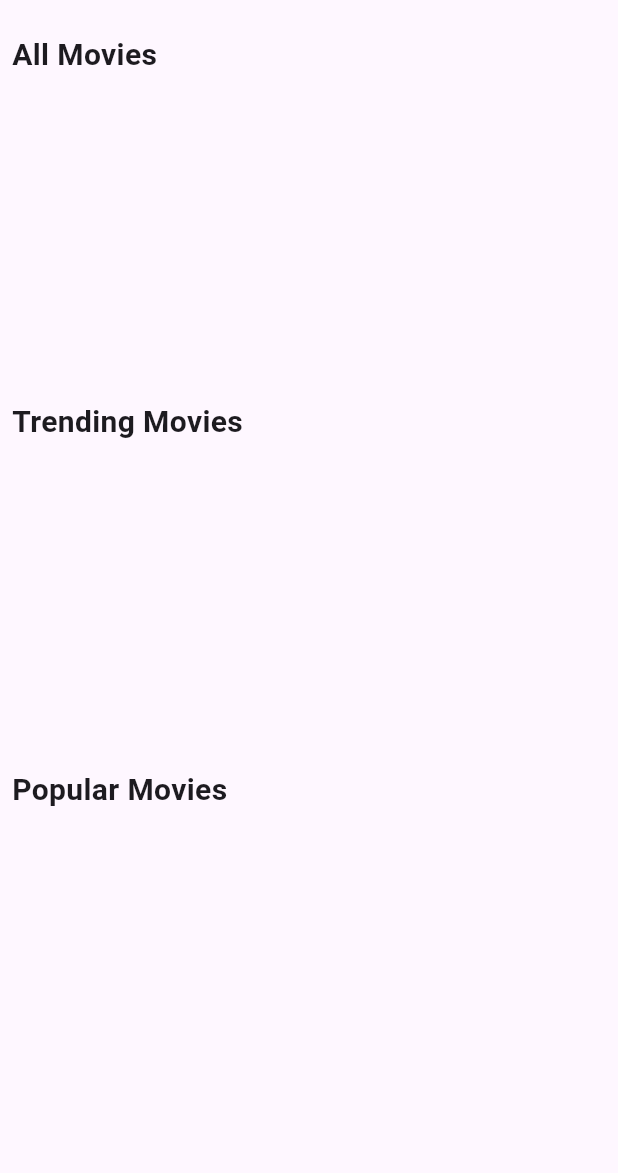
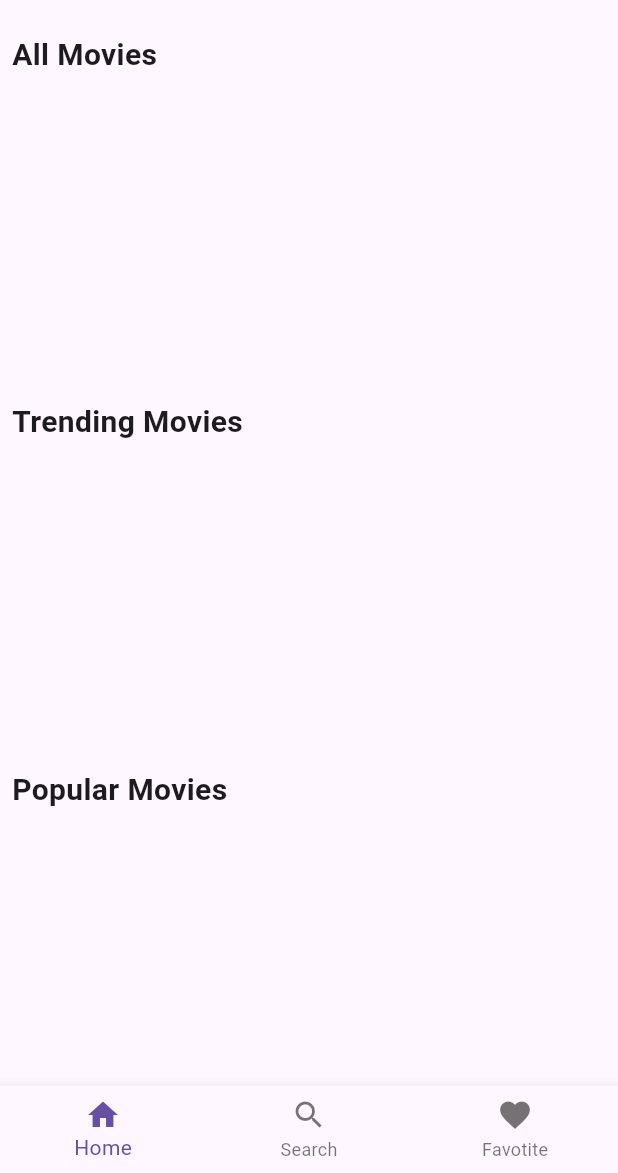
Before and after one commit to Nickolassu/JSON, a Flutter app: the screen it shows after launch, on a phone screen of 412 x 824 dp, the part 63-1236 px from its top. Run offline on Flutter 3.47's test engine with Material 3 defaults, Android fonts, the phone set to English and light mode, and no system bars; network calls fail.

Commit message:
Pilem(3)

```diff
--- a/pilem/lib/main.dart
+++ b/pilem/lib/main.dart
@@ -1,5 +1,7 @@
 import 'package:flutter/material.dart';
+import 'package:pilem/screen/favorite_screen.dart';
 import 'package:pilem/screen/home_screen.dart';
+import 'package:pilem/screen/search_screen.dart';
 
 void main() {
   runApp(const MainApp());
@@ -14,6 +16,45 @@ class MainApp extends StatelessWidget {
         debugShowCheckedModeBanner: false,
         title: 'Pilem',
         theme: ThemeData(primarySwatch: Colors.blue),
-        home: const HomeScreen());
+        home: const MainScreen());
   }
 }
+
+class MainScreen extends StatefulWidget {
+  const MainScreen({super.key});
+
+  @override
+  State<MainScreen> createState() => _MainScreenState();
+}
+
+class _MainScreenState extends State<MainScreen> {
+  int _selectedIndex = 0;
+
+  final List<Widget> _screens = [
+    const HomeScreen(),
+    const SearchScreen(),
+    const FavoriteScreen(),
+  ];
+
+  void _onItemTapped(int index) {
+    setState(() {
+      _selectedIndex = index;
+    });
+  }
+
+  @override
+  Widget build(BuildContext context) {
+    return Scaffold(
+      body: _screens[_selectedIndex],
+      bottomNavigationBar: BottomNavigationBar(
+          currentIndex: _selectedIndex,
+          onTap: _onItemTapped,
+          items: const <BottomNavigationBarItem>[
+            BottomNavigationBarItem(icon: Icon(Icons.home), label: 'Home'),
+            BottomNavigationBarItem(icon: Icon(Icons.search), label: 'Search'),
+            BottomNavigationBarItem(
+                icon: Icon(Icons.favorite), label: 'Favotite'),
+          ]),
+    );
+  }
+}
--- a/pilem/lib/models/movie.dart
+++ b/pilem/lib/models/movie.dart
@@ -5,7 +5,7 @@ class Movie {
   final String posterPath;
   final String backdropPath;
   final String releaseDate;
-  final String voteAverage;
+  final double voteAverage;
 
   Movie(
       {required this.id,
--- a/pilem/lib/services/api_service.dart
+++ b/pilem/lib/services/api_service.dart
@@ -9,20 +9,20 @@ class ApiService {
     final response =
         await http.get(Uri.parse("$baseUrl/movie/now_playing?api_key=$apiKey"));
     final data = jsonDecode(response.body);
-    return List<Map<String, dynamic>>.from(data['result']);
+    return List<Map<String, dynamic>>.from(data['results']);
   }
 
   Future<List<Map<String, dynamic>>> getTrendingMovies() async {
     final response = await http
         .get(Uri.parse("$baseUrl/trending/movie/week?api_key=$apiKey"));
     final data = jsonDecode(response.body);
-    return List<Map<String, dynamic>>.from(data['result']);
+    return List<Map<String, dynamic>>.from(data['results']);
   }
 
   Future<List<Map<String, dynamic>>> getPopularMovies() async {
     final response =
         await http.get(Uri.parse("$baseUrl/movie/popular?api_key=$apiKey"));
     final data = jsonDecode(response.body);
-    return List<Map<String, dynamic>>.from(data['result']);
+    return List<Map<String, dynamic>>.from(data['results']);
   }
 }
```
Also changed, not shown: pilem/lib/screen/detail_screen.dart (+65 -0 lines), pilem/lib/screen/favorite_screen.dart (added, +15 -0 lines), pilem/lib/screen/home_screen.dart (+15 -9 lines), pilem/lib/screen/search_screen.dart (added, +15 -0 lines).
